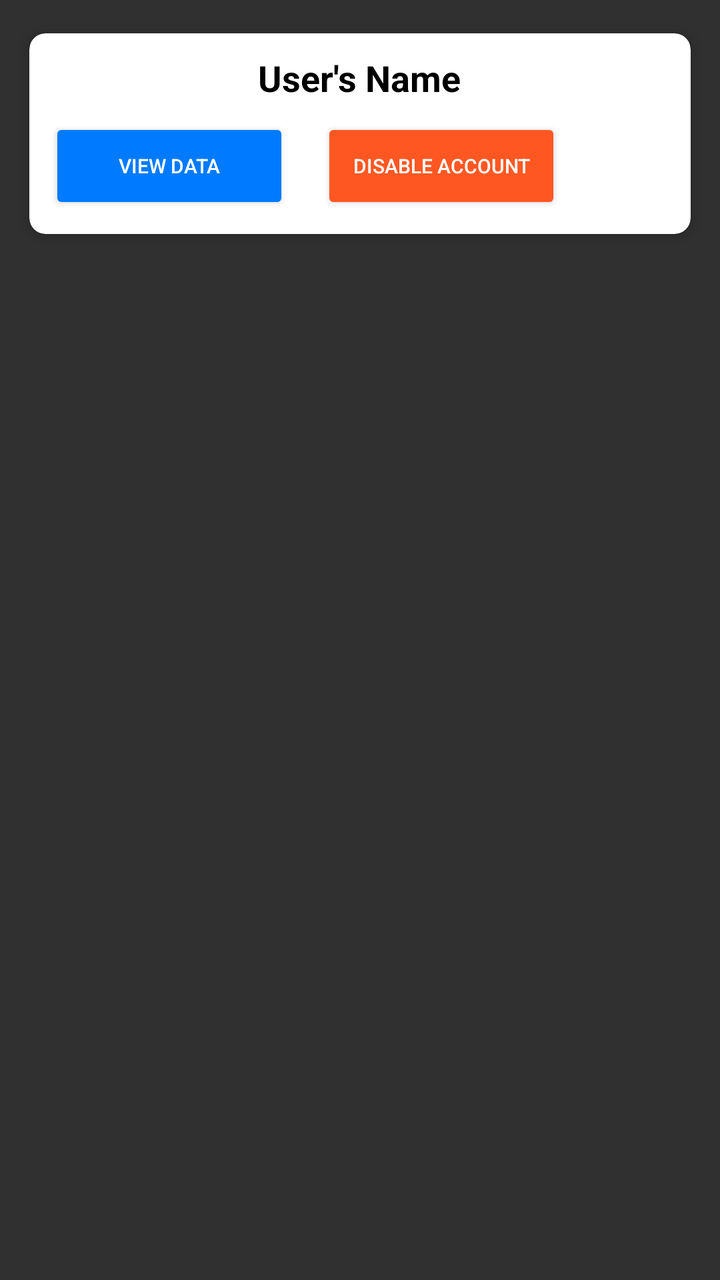
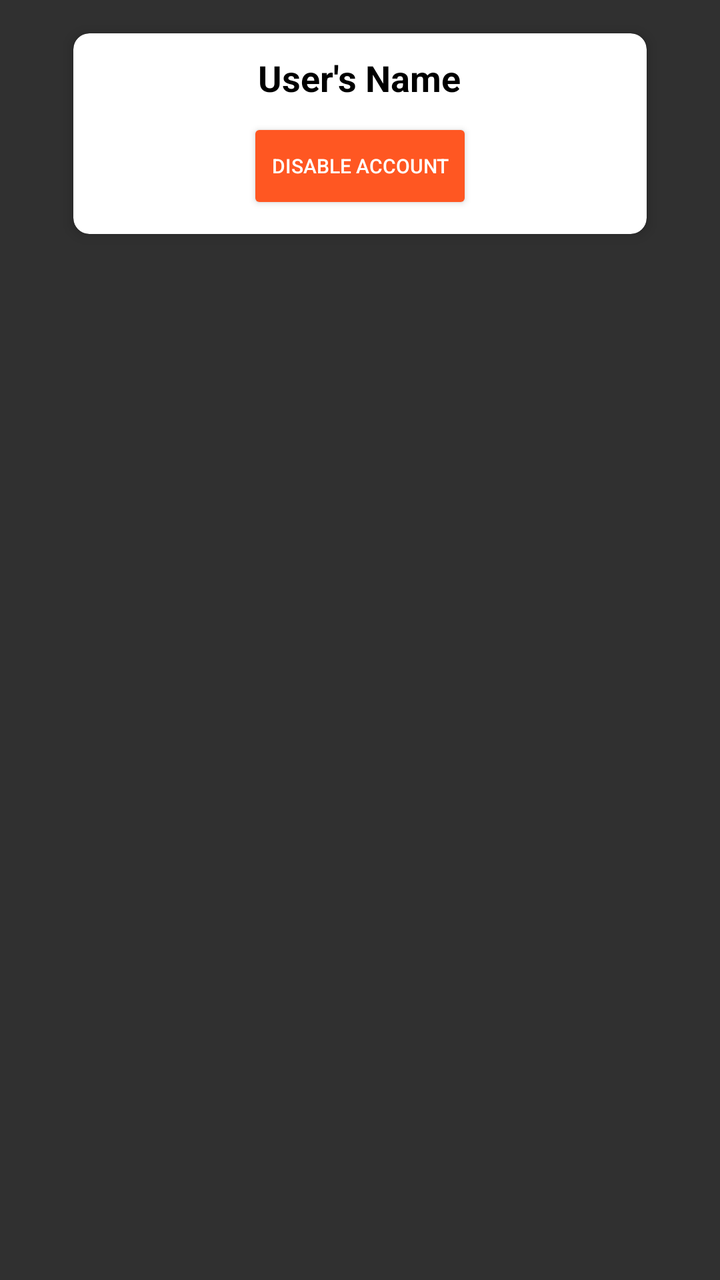

An Android layout rendered at two revisions. The XML below is the earlier revision; the diff shows what the commit changed to produce the second picture.
<!-- AndroidManifest.xml: application theme Theme.AppCompat -->
<!-- res/layout/user.xml -->
<ScrollView xmlns:android="http://schemas.android.com/apk/res/android"
    xmlns:app="http://schemas.android.com/apk/res-auto"
    android:layout_width="match_parent"
    android:layout_height="match_parent">

    <androidx.cardview.widget.CardView xmlns:android="http://schemas.android.com/apk/res/android"
        xmlns:app="http://schemas.android.com/apk/res-auto"
        android:id="@+id/nameCard"
        android:layout_width="match_parent"
        android:layout_height="wrap_content"
        android:layout_margin="8dp"
        app:cardBackgroundColor="@android:color/white"
        app:cardCornerRadius="8dp"
        app:cardElevation="4dp"
        app:cardUseCompatPadding="true">

        <LinearLayout
            android:layout_width="match_parent"
            android:layout_height="wrap_content"
            android:orientation="vertical"
            android:padding="10dp">

            
            <TextView
                android:id="@+id/nameTextView"
                android:layout_width="wrap_content"
                android:layout_height="wrap_content"
                android:text="User's Name"
                android:textColor="#000"
                android:textStyle="bold"
                android:layout_gravity="center"
                android:textSize="18sp" />

            
            <LinearLayout
                android:layout_width="match_parent"
                android:layout_height="wrap_content"
                android:layout_marginTop="8dp"
                android:orientation="horizontal">

                
                <Button
                    android:id="@+id/viewDataButton"
                    android:layout_width="120dp"
                    android:layout_height="wrap_content"
                    android:backgroundTint="#007bff"
                    android:text="View Data"
                    android:textSize="10dp"
                    android:textColor="#fff" />
                
                <Button
                    android:id="@+id/disableAccountButton"
                    android:layout_width="120dp"
                    android:layout_height="wrap_content"
                    android:layout_marginStart="16dp"
                    android:textSize="10dp"
                    android:backgroundTint="#ff5722"
                    android:text="Disable Account"
                    android:textColor="#fff" />
            </LinearLayout>
        </LinearLayout>
    </androidx.cardview.widget.CardView>
</ScrollView>
<!-- resources referenced by this layout -->
<resources>

</resources>

<!-- the commit's change to res/layout/user.xml (unified diff, before → after) -->
@@ -3,14 +3,14 @@
     android:layout_width="match_parent"
     android:layout_height="match_parent">
 
-    <androidx.cardview.widget.CardView xmlns:android="http://schemas.android.com/apk/res/android"
-        xmlns:app="http://schemas.android.com/apk/res-auto"
+    <androidx.cardview.widget.CardView
         android:id="@+id/nameCard"
-        android:layout_width="match_parent"
+        android:layout_width="300dp"
         android:layout_height="wrap_content"
         android:layout_margin="8dp"
         app:cardBackgroundColor="@android:color/white"
         app:cardCornerRadius="8dp"
+        android:layout_gravity="center_horizontal"
         app:cardElevation="4dp"
         app:cardUseCompatPadding="true">
 
@@ -36,23 +36,15 @@
                 android:layout_width="match_parent"
                 android:layout_height="wrap_content"
                 android:layout_marginTop="8dp"
+                android:gravity="center"
                 android:orientation="horizontal">
 
                 
-                <Button
-                    android:id="@+id/viewDataButton"
-                    android:layout_width="120dp"
-                    android:layout_height="wrap_content"
-                    android:backgroundTint="#007bff"
-                    android:text="View Data"
-                    android:textSize="10dp"
-                    android:textColor="#fff" />
                 
                 <Button
                     android:id="@+id/disableAccountButton"
-                    android:layout_width="120dp"
+                    android:layout_width="wrap_content"
                     android:layout_height="wrap_content"
-                    android:layout_marginStart="16dp"
                     android:textSize="10dp"
                     android:backgroundTint="#ff5722"
                     android:text="Disable Account"
